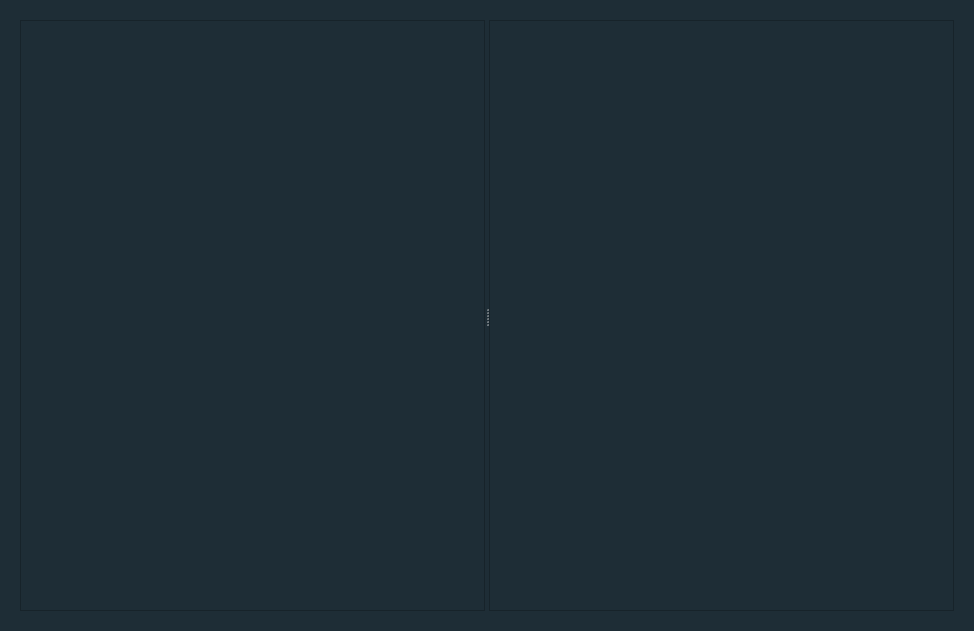
First picture: the form in source/toolswidget.ui, repository HuaGouFdog/Fdog-Kit, before the edit.
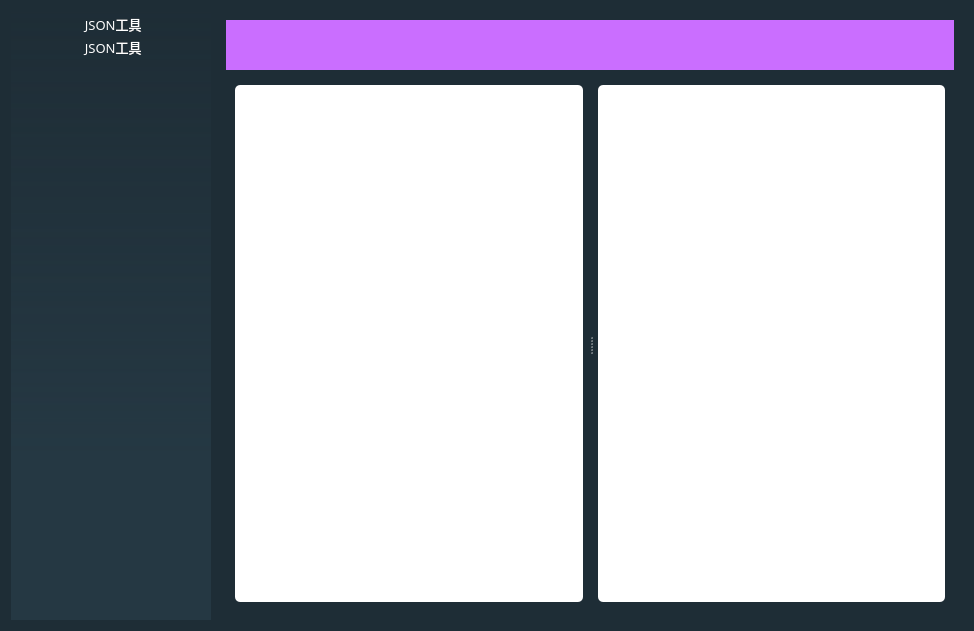
Second picture: the form after the edit. The open tabs and pages were chosen to show the change. Icons and pictures are not drawn.

Commit message: 优化json数据格式化显示

Patch:
```diff
--- a/source/toolswidget.ui
+++ b/source/toolswidget.ui
@@ -17,7 +17,208 @@
    <string notr="true">background-color: rgb(30, 45, 54);
 color: rgb(255, 255, 255);</string>
   </property>
+  <layout class="QHBoxLayout" name="horizontalLayout_4">
+   <item>
+    <widget class="QWidget" name="widget_left" native="true">
+     <property name="minimumSize">
+      <size>
+       <width>200</width>
+       <height>0</height>
+      </size>
+     </property>
+     <property name="maximumSize">
+      <size>
+       <width>200</width>
+       <height>16777215</height>
+      </size>
+     </property>
+     <property name="styleSheet">
+      <string notr="true">#widget_left{
+background-color: qlineargradient(spread:pad, x1:1, y1:0, x2:1, y2:0.733682, stop:0 rgba(30, 45, 54, 157), stop:1 rgba(37, 56, 67, 255));
+border-right:0px solid rgba(108, 117, 125, 65); 
+}
+</string>
+     </property>
+     <widget class="QScrollArea" name="scrollArea">
+      <property name="geometry">
+       <rect>
+        <x>0</x>
+        <y>0</y>
+        <width>191</width>
+        <height>611</height>
+       </rect>
+      </property>
+      <property name="styleSheet">
+       <string notr="true">background-color: rgba(255, 255, 255, 0);</string>
+      </property>
+      <property name="widgetResizable">
+       <bool>true</bool>
+      </property>
+      <widget class="QWidget" name="scrollAreaWidgetContents">
+       <property name="geometry">
+        <rect>
+         <x>0</x>
+         <y>0</y>
+         <width>189</width>
+         <height>609</height>
+        </rect>
+       </property>
+       <property name="styleSheet">
+        <string notr="true">QToolButton {
+    qproperty-iconSize: 22px 22px;
+	/*padding-left: 15px;*/
+	background-color: rgba(255, 255, 255, 0);
+	border: none;
+	border-radius:0px;
+	color: rgb(255, 255, 255);
+	text-align: center;
+}
+
+QToolButton::menu-indicator { 
+	image: None;
+}
+
+QToolButton:hover {
+	border-radius:0px;
+	color: rgb(255, 255, 255);
+	
+	background-color: rgb(20, 30, 36);
+	border: none;
+}
+ 
+QToolButton:checked {
+	border-radius:0px;
+	color: rgb(255, 255, 255);
+	background-color: rgb(20, 30, 36);
+	border: none;
+}</string>
+       </property>
   <layout class="QVBoxLayout" name="verticalLayout">
+        <property name="spacing">
+         <number>0</number>
+        </property>
+        <property name="leftMargin">
+         <number>0</number>
+        </property>
+        <property name="topMargin">
+         <number>0</number>
+        </property>
+        <property name="rightMargin">
+         <number>0</number>
+        </property>
+        <property name="bottomMargin">
+         <number>0</number>
+        </property>
+        <item>
+         <widget class="QToolButton" name="toolButton_2">
+          <property name="sizePolicy">
+           <sizepolicy hsizetype="Expanding" vsizetype="Fixed">
+            <horstretch>0</horstretch>
+            <verstretch>0</verstretch>
+           </sizepolicy>
+          </property>
+          <property name="font">
+           <font>
+            <family>OPPOSans B</family>
+            <pointsize>10</pointsize>
+           </font>
+          </property>
+          <property name="styleSheet">
+           <string notr="true"/>
+          </property>
+          <property name="text">
+           <string>    JSON工具</string>
+          </property>
+          <property name="icon">
+           <iconset resource="lib.qrc">
+            <normaloff>:/lib/json (2).png</normaloff>:/lib/json (2).png</iconset>
+          </property>
+          <property name="iconSize">
+           <size>
+            <width>22</width>
+            <height>22</height>
+           </size>
+          </property>
+          <property name="toolButtonStyle">
+           <enum>Qt::ToolButtonTextBesideIcon</enum>
+          </property>
+         </widget>
+        </item>
+        <item>
+         <widget class="QToolButton" name="toolButton">
+          <property name="sizePolicy">
+           <sizepolicy hsizetype="MinimumExpanding" vsizetype="Fixed">
+            <horstretch>0</horstretch>
+            <verstretch>0</verstretch>
+           </sizepolicy>
+          </property>
+          <property name="font">
+           <font>
+            <family>OPPOSans B</family>
+            <pointsize>10</pointsize>
+           </font>
+          </property>
+          <property name="styleSheet">
+           <string notr="true"/>
+          </property>
+          <property name="text">
+           <string>    JSON工具</string>
+          </property>
+          <property name="icon">
+           <iconset resource="lib.qrc">
+            <normaloff>:/lib/json (2).png</normaloff>:/lib/json (2).png</iconset>
+          </property>
+          <property name="iconSize">
+           <size>
+            <width>22</width>
+            <height>22</height>
+           </size>
+          </property>
+          <property name="toolButtonStyle">
+           <enum>Qt::ToolButtonTextBesideIcon</enum>
+          </property>
+         </widget>
+        </item>
+        <item>
+         <spacer name="verticalSpacer">
+          <property name="orientation">
+           <enum>Qt::Vertical</enum>
+          </property>
+          <property name="sizeHint" stdset="0">
+           <size>
+            <width>20</width>
+            <height>40</height>
+           </size>
+          </property>
+         </spacer>
+        </item>
+       </layout>
+      </widget>
+     </widget>
+    </widget>
+   </item>
+   <item>
+    <widget class="QWidget" name="widget_2" native="true">
+     <layout class="QVBoxLayout" name="verticalLayout_2">
+      <item>
+       <widget class="QWidget" name="widget" native="true">
+        <property name="minimumSize">
+         <size>
+          <width>0</width>
+          <height>50</height>
+         </size>
+        </property>
+        <property name="maximumSize">
+         <size>
+          <width>16777215</width>
+          <height>50</height>
+         </size>
+        </property>
+        <property name="styleSheet">
+         <string notr="true">background-color: rgb(202, 110, 255);</string>
+        </property>
+       </widget>
+      </item>
    <item>
     <widget class="QStackedWidget" name="stackedWidget">
      <property name="styleSheet">
@@ -76,50 +277,70 @@
       <layout class="QHBoxLayout" name="horizontalLayout_2">
        <item>
         <widget class="QSplitter" name="splitter">
+            <property name="frameShadow">
+             <enum>QFrame::Plain</enum>
+            </property>
+            <property name="lineWidth">
+             <number>5</number>
+            </property>
          <property name="orientation">
           <enum>Qt::Horizontal</enum>
          </property>
-         <widget class="QTextEdit" name="textEdit_json_source">
+            <property name="handleWidth">
+             <number>15</number>
+            </property>
+            <widget class="QPlainTextEdit" name="plainTextEdit_json_source">
           <property name="font">
            <font>
             <family>OPPOSans B</family>
-            <pointsize>12</pointsize>
+               <pointsize>10</pointsize>
             <weight>50</weight>
             <italic>false</italic>
             <bold>false</bold>
            </font>
           </property>
           <property name="styleSheet">
-           <string notr="true">font: 12pt &quot;OPPOSans B&quot;;
-color: rgb(194, 194, 194);</string>
-          </property>
-          <property name="html">
-           <string>&lt;!DOCTYPE HTML PUBLIC &quot;-//W3C//DTD HTML 4.0//EN&quot; &quot;http://www.w3.org/TR/REC-html40/strict.dtd&quot;&gt;
-&lt;html&gt;&lt;head&gt;&lt;meta name=&quot;qrichtext&quot; content=&quot;1&quot; /&gt;&lt;style type=&quot;text/css&quot;&gt;
-p, li { white-space: pre-wrap; }
-&lt;/style&gt;&lt;/head&gt;&lt;body style=&quot; font-family:'OPPOSans B'; font-size:12pt; font-weight:400; font-style:normal;&quot;&gt;
-&lt;p style=&quot;-qt-paragraph-type:empty; margin-top:0px; margin-bottom:0px; margin-left:0px; margin-right:0px; -qt-block-indent:0; text-indent:0px;&quot;&gt;&lt;br /&gt;&lt;/p&gt;&lt;/body&gt;&lt;/html&gt;</string>
+              <string notr="true">QPlainTextEdit{
+color: rgb(38, 38, 38);
+background-color: rgb(67, 67, 67);
+font: 10pt &quot;OPPOSans B&quot;;
+border-radius: 14px;
+background-color: rgb(255, 255, 255);
+border: 0px solid rgba(255, 255, 255, 0);
+border-radius: 5px;
+padding:5px;
+}</string>
+             </property>
+             <property name="plainText">
+              <string/>
           </property>
          </widget>
          <widget class="QTextEdit" name="textEdit_json_target">
           <property name="font">
            <font>
             <family>OPPOSans B</family>
-            <pointsize>12</pointsize>
+               <pointsize>10</pointsize>
             <weight>50</weight>
             <italic>false</italic>
             <bold>false</bold>
            </font>
           </property>
           <property name="styleSheet">
-           <string notr="true">font: 12pt &quot;OPPOSans B&quot;;
-color: rgb(194, 194, 194);</string>
+              <string notr="true">QTextEdit{
+color: rgb(56, 56, 56);
+font: 10pt &quot;OPPOSans B&quot;;
+border-radius: 14px;
+background-color: rgb(255, 255, 255);
+border: 0px solid rgba(255, 255, 255, 0);
+border-radius: 5px;
+padding:5px;
+}</string>
           </property>
           <property name="html">
            <string>&lt;!DOCTYPE HTML PUBLIC &quot;-//W3C//DTD HTML 4.0//EN&quot; &quot;http://www.w3.org/TR/REC-html40/strict.dtd&quot;&gt;
 &lt;html&gt;&lt;head&gt;&lt;meta name=&quot;qrichtext&quot; content=&quot;1&quot; /&gt;&lt;style type=&quot;text/css&quot;&gt;
 p, li { white-space: pre-wrap; }
-&lt;/style&gt;&lt;/head&gt;&lt;body style=&quot; font-family:'OPPOSans B'; font-size:12pt; font-weight:400; font-style:normal;&quot;&gt;
+&lt;/style&gt;&lt;/head&gt;&lt;body style=&quot; font-family:'OPPOSans B'; font-size:10pt; font-weight:400; font-style:normal;&quot;&gt;
 &lt;p style=&quot;-qt-paragraph-type:empty; margin-top:0px; margin-bottom:0px; margin-left:0px; margin-right:0px; -qt-block-indent:0; text-indent:0px; font-size:15pt;&quot;&gt;&lt;br /&gt;&lt;/p&gt;&lt;/body&gt;&lt;/html&gt;</string>
           </property>
          </widget>
@@ -189,6 +410,11 @@
    </item>
   </layout>
  </widget>
- <resources/>
+   </item>
+  </layout>
+ </widget>
+ <resources>
+  <include location="lib.qrc"/>
+ </resources>
  <connections/>
 </ui>
```
Left out of the diff: 2 changed lines with no effect on the pictures. Lines whose indentation alone changed are shown as unchanged. The commit also changes 6 other files.
